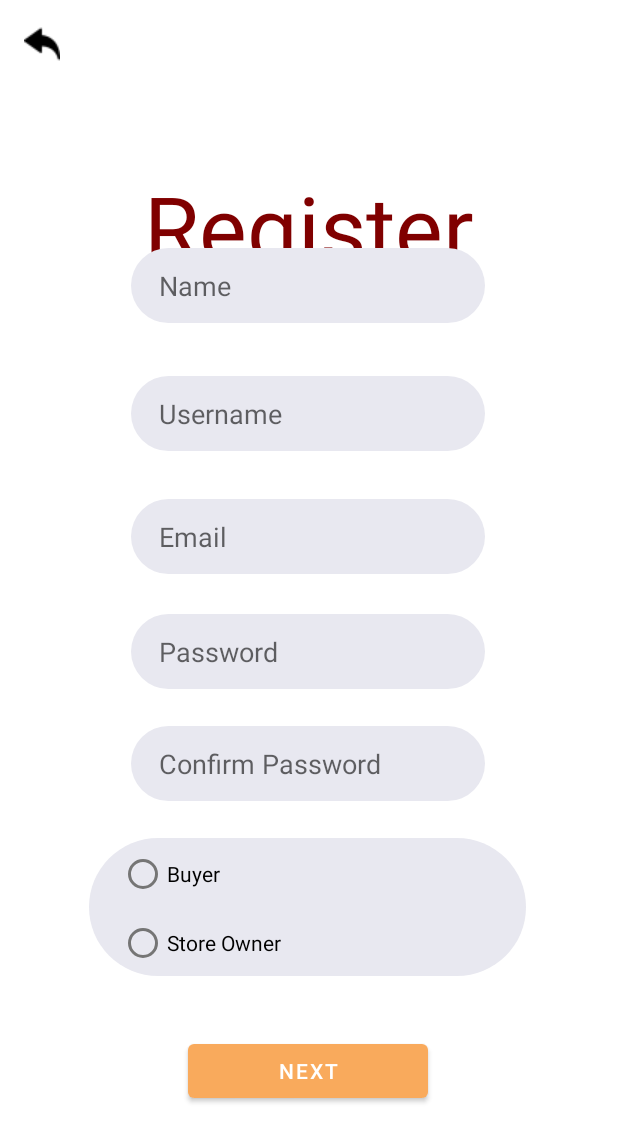
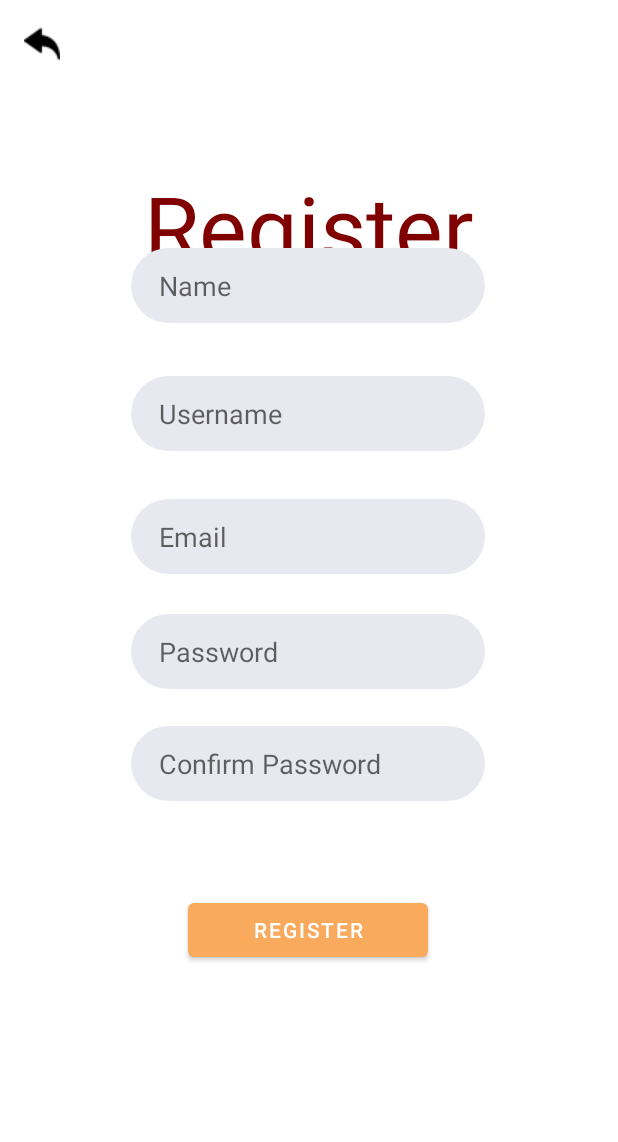
Before and after one commit to Mhmdbaba/CSC599_Dekanji, an Android app: the Register screen opened directly, with no data from a screen before it, on a phone screen of 412 x 824 dp. Shown: the top 1142 px of the screen. Run offline under Robolectric (Android 15) with nearby library versions, the phone set to English and light mode, and no system bars.

Commit message:
commit 12

```diff
--- a/app/build.gradle
+++ b/app/build.gradle
@@ -33,6 +33,7 @@ dependencies {
     implementation 'com.google.android.material:material:1.5.0'
     implementation 'androidx.constraintlayout:constraintlayout:2.1.3'
     implementation 'androidx.gridlayout:gridlayout:1.0.0'
+    implementation 'com.google.android.gms:play-services-ads:20.6.0'
     testImplementation 'junit:junit:4.13.2'
     androidTestImplementation 'androidx.test.ext:junit:1.1.3'
     androidTestImplementation 'androidx.test.espresso:espresso-core:3.4.0'
--- a/app/src/main/res/layout/activity_register.xml
+++ b/app/src/main/res/layout/activity_register.xml
@@ -105,45 +105,15 @@
         android:id="@+id/btn_new_reg"
         android:layout_width="160dp"
         android:layout_height="48dp"
-        android:layout_marginTop="9dp"
-        android:layout_marginBottom="16dp"
         android:onClick="Button"
-        android:tag="next"
-        android:text="Next"
+        android:tag="register"
+        android:text="Register"
         app:layout_constraintBottom_toBottomOf="parent"
         app:layout_constraintEnd_toEndOf="parent"
         app:layout_constraintHorizontal_bias="0.498"
         app:layout_constraintStart_toStartOf="parent"
-        app:layout_constraintTop_toBottomOf="@+id/radioGroup"
-        app:layout_constraintVertical_bias="0.3" />
-
-    <RadioGroup
-        android:id="@+id/radioGroup"
-        android:layout_width="291dp"
-        android:layout_height="92dp"
-        android:layout_marginTop="10dp"
-        android:layout_marginBottom="73dp"
-        android:background="@drawable/rounded_corner"
-        android:paddingLeft="20dp"
-        app:layout_constraintBottom_toBottomOf="parent"
-        app:layout_constraintEnd_toEndOf="parent"
-        app:layout_constraintHorizontal_bias="0.491"
-        app:layout_constraintStart_toStartOf="parent"
-        app:layout_constraintTop_toBottomOf="@+id/input_reg_conf_password"
-        app:layout_constraintVertical_bias="0.125">
-
-        <RadioButton
-            android:id="@+id/rbtn_buyer"
-            android:layout_width="match_parent"
-            android:layout_height="wrap_content"
-            android:text="Buyer" />
-
-        <RadioButton
-            android:id="@+id/rbtn_store_owner"
-            android:layout_width="match_parent"
-            android:layout_height="wrap_content"
-            android:text="Store Owner" />
-    </RadioGroup>
+        app:layout_constraintTop_toTopOf="parent"
+        app:layout_constraintVertical_bias="0.768" />
 
     <ImageView
         android:id="@+id/btn_back"
```
Also changed, not shown: app/src/main/AndroidManifest.xml (+12 -3 lines), app/src/main/java/com/example/dekanji/HomePage.java (+0 -7 lines), app/src/main/java/com/example/dekanji/Register.java (+4 -23 lines), app/src/main/java/com/example/dekanji/StoreOwner.java (+5 -4 lines), app/src/main/java/com/example/dekanji/types.java (added, +35 -0 lines), app/src/main/res/layout/activity_home_page.xml (+0 -7 lines), app/src/main/res/layout/activity_store_owner.xml (+24 -7 lines), app/src/main/res/layout/activity_types.xml (added, +49 -0 lines).
